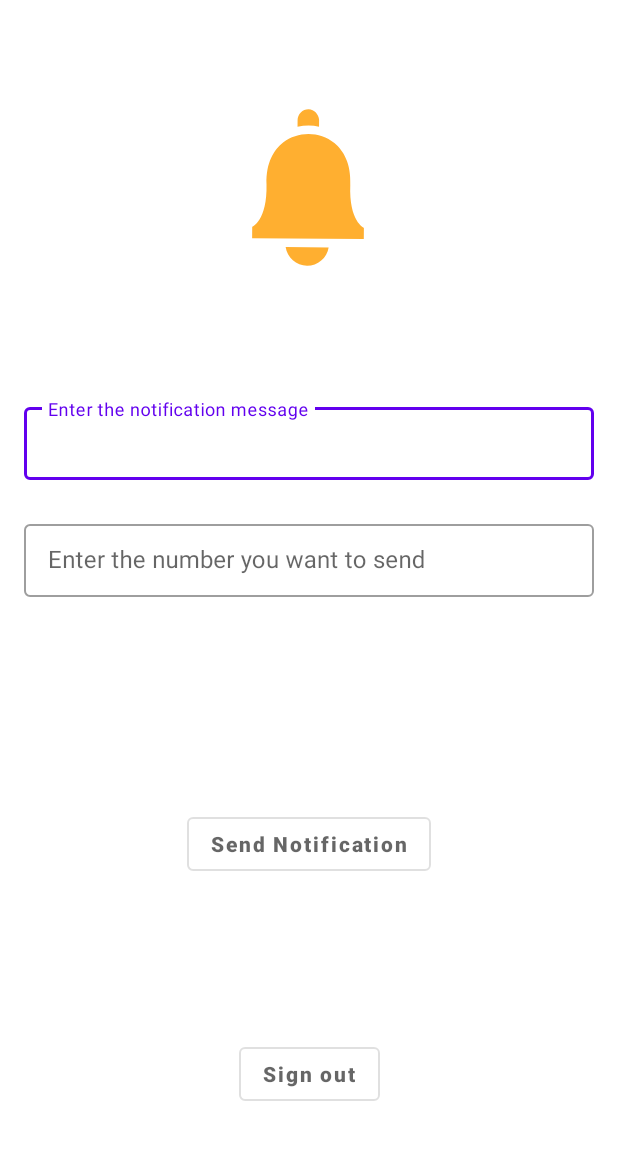
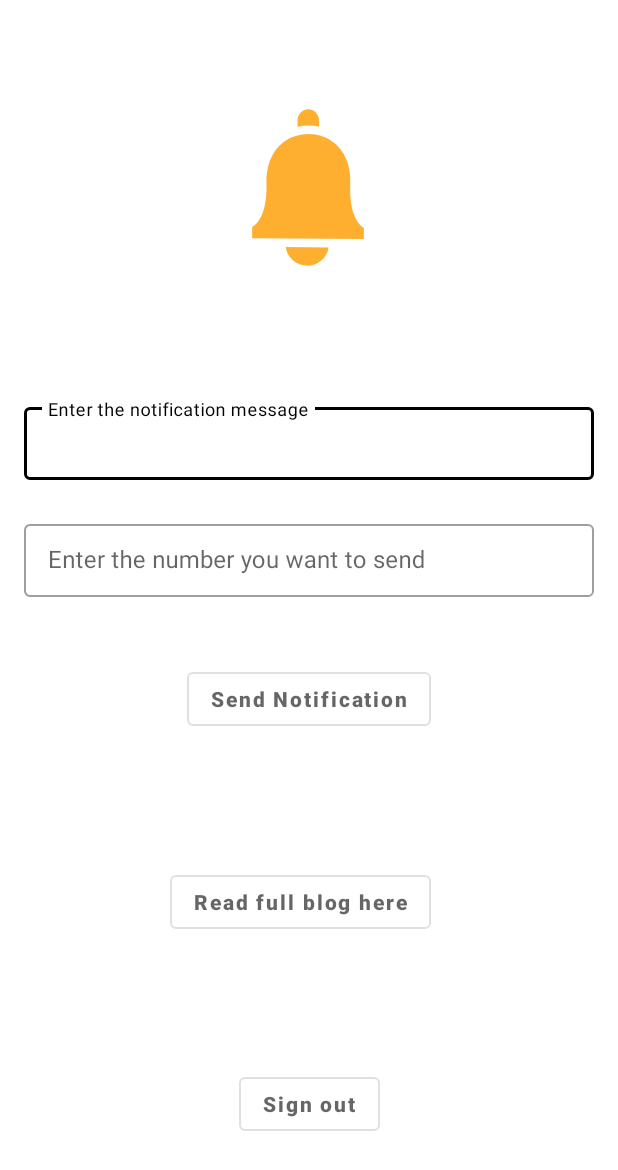
Before and after one commit to swapnil20711/NotificationsAdminSDK, an Android app: the screen it shows after launch once a user with an empty profile is signed in (MainActivity), on a phone screen of 412 x 824 dp. Shown: the top 1170 px of the screen. Run offline under Robolectric (Android 15) with nearby library versions, the phone set to English and light mode, and no system bars; our stand-ins replace Firebase (no records; nobody signed in at launch, a user with empty details on screens opened directly); libraries missing offline, so code that uses them is left out: com.firebase.ui.

Commit message:
Minor changes

```diff
--- a/app/build.gradle
+++ b/app/build.gradle
@@ -54,5 +54,6 @@ dependencies {
     implementation(platform("com.squareup.okhttp3:okhttp-bom:4.9.1"))
     // define any required OkHttp artifacts without version
     implementation("com.squareup.okhttp3:okhttp")
+    implementation "androidx.browser:browser:1.3.0"
 
 }
--- a/app/src/main/res/layout/activity_main2.xml
+++ b/app/src/main/res/layout/activity_main2.xml
@@ -43,13 +43,12 @@
         style="@style/Widget.MaterialComponents.Button.OutlinedButton"
         android:layout_width="wrap_content"
         android:layout_height="wrap_content"
+        android:layout_marginTop="36dp"
         android:hint="Send Notification"
         android:textStyle="bold"
-        app:layout_constraintBottom_toTopOf="@+id/sign_out"
         app:layout_constraintEnd_toEndOf="parent"
         app:layout_constraintStart_toStartOf="parent"
         app:layout_constraintTop_toBottomOf="@+id/textInputLayout2"
-        app:layout_constraintVertical_bias="0.557"
         app:rippleColor="@color/colorPrimaryDark" />
 
     <com.google.android.material.textfield.TextInputLayout
@@ -77,7 +76,7 @@
         style="@style/Widget.MaterialComponents.Button.OutlinedButton"
         android:layout_width="wrap_content"
         android:layout_height="wrap_content"
-        android:layout_marginBottom="84dp"
+        android:layout_marginBottom="64dp"
         android:hint="Sign out"
         android:textStyle="bold"
         app:layout_constraintBottom_toBottomOf="parent"
@@ -85,4 +84,19 @@
         app:layout_constraintStart_toStartOf="parent"
         app:rippleColor="@color/colorPrimaryDark" />
 
+    <com.google.android.material.button.MaterialButton
+        android:id="@+id/blog_link"
+        style="@style/Widget.MaterialComponents.Button.OutlinedButton"
+        android:layout_width="wrap_content"
+        android:layout_height="wrap_content"
+        android:hint="Read full blog here"
+        android:textStyle="bold"
+        app:layout_constraintBottom_toTopOf="@+id/sign_out"
+        app:layout_constraintEnd_toEndOf="parent"
+        app:layout_constraintHorizontal_bias="0.476"
+        app:layout_constraintStart_toStartOf="parent"
+        app:layout_constraintTop_toBottomOf="@+id/send_notif"
+        app:rippleColor="@color/colorPrimaryDark" />
+
+
 </androidx.constraintlayout.widget.ConstraintLayout>
--- a/app/src/main/res/values/themes.xml
+++ b/app/src/main/res/values/themes.xml
@@ -2,7 +2,7 @@
     <!-- Base application theme. -->
     <style name="Theme.Helloworld" parent="Theme.MaterialComponents.Light.NoActionBar">
         <!-- Primary brand color. -->
-        <item name="colorPrimary">@color/purple_500</item>
+        <item name="colorPrimary">@color/black</item>
         <item name="colorPrimaryVariant">@color/purple_700</item>
         <item name="colorOnPrimary">@color/white</item>
         <!-- Secondary brand color. -->
```
Also changed, not shown: app/src/main/java/com/swapnil/helloworld/MainActivity.java (+40 -0 lines).
